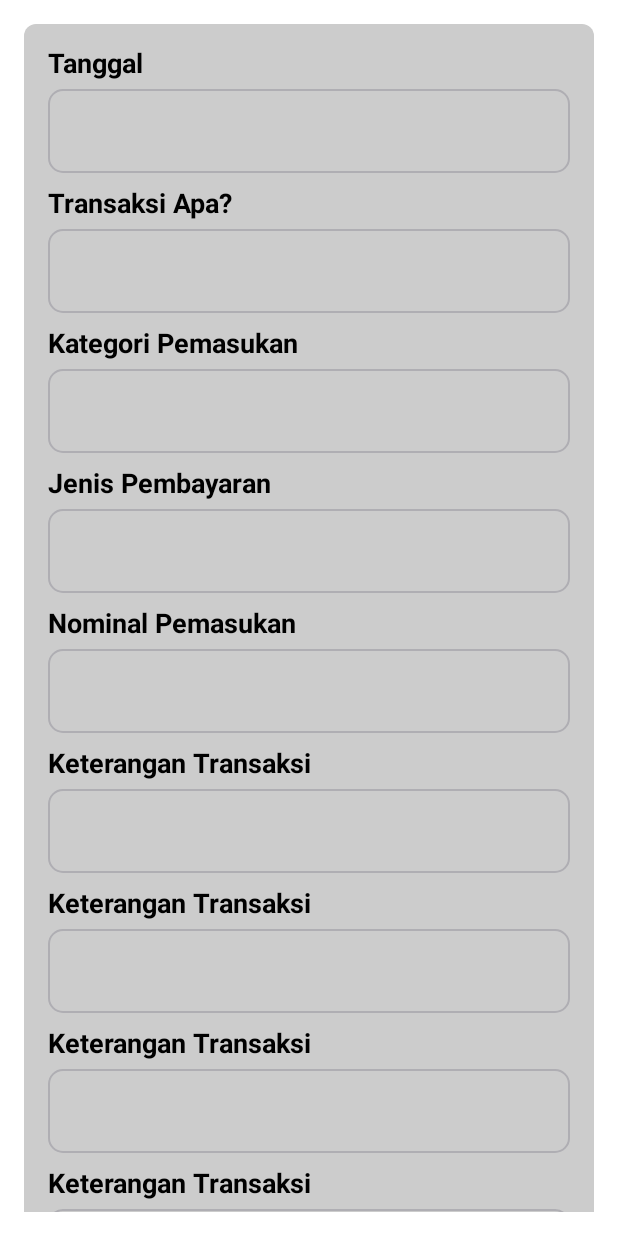
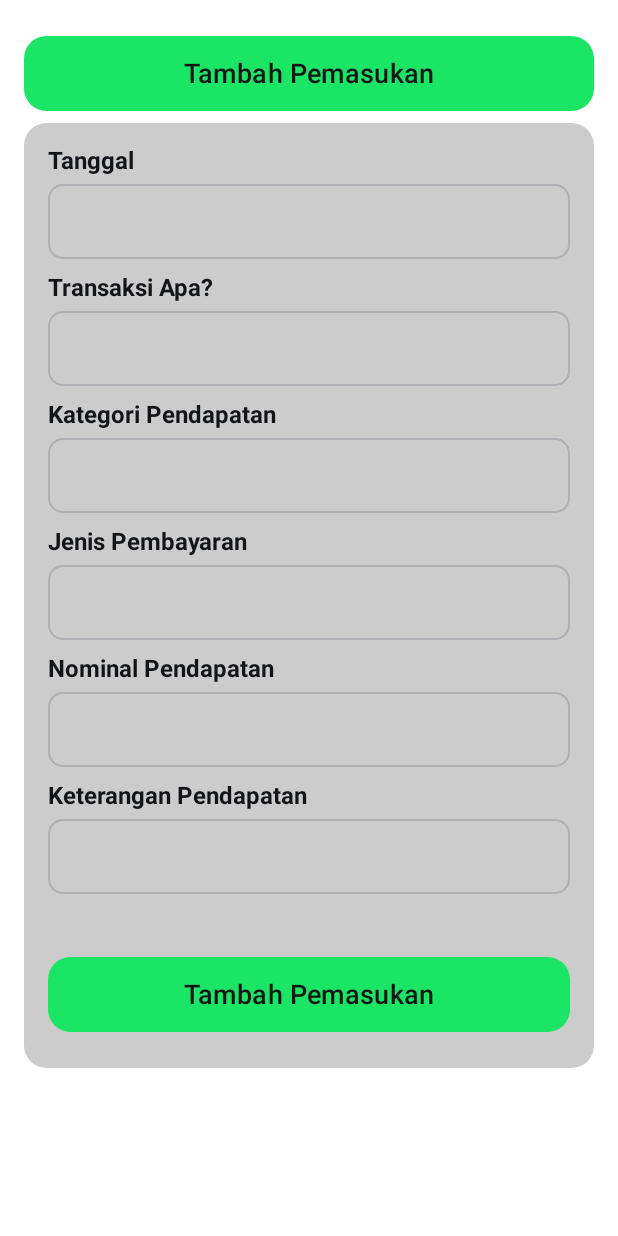
Before and after one commit to rfqagst/FinTrack, an Android app built with Jetpack Compose: the @Preview function PreviewTambahPemasukanScreen, on a phone screen of 412 x 824 dp. Run offline under Robolectric (Android 15) with nearby library versions, the phone set to English and light mode, and no system bars.

Commit message:
Update Pengeluaran/Pemasukan

```diff
--- a/app/src/main/java/com/example/fintrack/ui/components/TextField.kt
+++ b/app/src/main/java/com/example/fintrack/ui/components/TextField.kt
@@ -1,5 +1,7 @@
 package com.example.fintrack.ui.components
 
+import android.os.Build
+import androidx.annotation.RequiresApi
 import androidx.compose.foundation.layout.Column
 import androidx.compose.foundation.layout.Spacer
 import androidx.compose.foundation.layout.fillMaxSize
@@ -22,6 +24,7 @@ import androidx.compose.runtime.setValue
 import androidx.compose.ui.Modifier
 import androidx.compose.ui.graphics.Color
 import androidx.compose.ui.res.painterResource
+import androidx.compose.ui.text.TextStyle
 import androidx.compose.ui.text.font.FontWeight
 import androidx.compose.ui.text.input.PasswordVisualTransformation
 import androidx.compose.ui.text.input.VisualTransformation
@@ -30,33 +33,39 @@ import androidx.compose.ui.unit.dp
 import androidx.compose.ui.unit.sp
 import com.example.fintrack.R
 
+
+@RequiresApi(Build.VERSION_CODES.O)
 @Composable
 fun NormalTextField(
     text: String,
 ) {
-    Column(
-        modifier = Modifier.fillMaxWidth()
-    ) {
+    Column() {
         var normalText by rememberSaveable {
             mutableStateOf("")
         }
-        Text(text = text, fontSize = 18.sp, fontWeight = FontWeight.Bold)
+        Text(text = text, style = TextStyle(
+            fontSize = 16.sp,
+            fontWeight = FontWeight(700),
+            color = Color(0xFF121417),
+
+            ))
         Spacer(modifier = Modifier.height(6.dp))
         OutlinedTextField(
-
+            modifier = Modifier
+                .fillMaxWidth()
+                .height(50.dp)
+            ,
             value = normalText,
             onValueChange = {
                 normalText = it
             },
-            modifier = Modifier
-                .fillMaxWidth()
-                .wrapContentHeight()
-            ,
+
             colors = OutlinedTextFieldDefaults.colors(
                 focusedBorderColor = Color(0xFF1BE063),
                 unfocusedBorderColor = Color(0xFFAFAEB3),
             ),
-            shape = RoundedCornerShape(10.dp)
+            textStyle = TextStyle(fontSize = 16.sp, fontWeight = FontWeight(400)),
+            shape = RoundedCornerShape(10.dp),
         )
         Spacer(modifier = Modifier.height(10.dp))
     }
--- a/app/src/main/java/com/example/fintrack/ui/navigation/BottomNavGraph.kt
+++ b/app/src/main/java/com/example/fintrack/ui/navigation/BottomNavGraph.kt
@@ -1,5 +1,7 @@
 package com.example.fintrack.ui.navigation
 
+import android.os.Build
+import androidx.annotation.RequiresApi
 import androidx.compose.runtime.Composable
 import androidx.compose.ui.Modifier
 import androidx.navigation.NavHostController
@@ -12,6 +14,7 @@ import com.example.fintrack.ui.screen.riwayat.RiwayatPengeluaranScreen
 import com.example.fintrack.ui.screen.tabungan.ListTabunganScreen
 
 
+@RequiresApi(Build.VERSION_CODES.O)
 @Composable
 fun BottomNavGraph(navController: NavHostController,modifier: Modifier) {
     NavHost(navController = navController, startDestination = BottomBarScreen.Home.route) {
--- a/app/src/main/java/com/example/fintrack/ui/screen/pencatatan/TambahPemasukanScreen.kt
+++ b/app/src/main/java/com/example/fintrack/ui/screen/pencatatan/TambahPemasukanScreen.kt
@@ -1,5 +1,7 @@
 package com.example.fintrack.ui.screen.pencatatan
 
+import android.os.Build
+import androidx.annotation.RequiresApi
 import androidx.compose.foundation.background
 import androidx.compose.foundation.layout.Box
 import androidx.compose.foundation.layout.Column
@@ -20,41 +22,42 @@ import androidx.compose.ui.unit.dp
 import com.example.fintrack.ui.components.ButtonUtama
 import com.example.fintrack.ui.components.NormalTextField
 
+@RequiresApi(Build.VERSION_CODES.O)
 @Composable
 fun TambahPemasukanScreen() {
 
     Column(
         modifier = Modifier
-            .fillMaxSize()
             .padding(16.dp)
-            .verticalScroll(rememberScrollState()) // Mengaktifkan scrolling
     ) {
+        ButtonUtama(onClick = { /*TODO*/ }, text = "Tambah Pemasukan")
+
         Box(
             modifier = Modifier
-                .fillMaxWidth()
-                .clip(RoundedCornerShape(8.dp))
-                .background(Color.LightGray)
+                .clip(RoundedCornerShape(15.dp))
+                .background(color = Color.LightGray)
+
         ) {
             Column(
-                modifier = Modifier
-                    .padding(16.dp)
-                    .fillMaxWidth()
-            ) {
+                modifier = Modifier.verticalScroll(rememberScrollState()).padding(16.dp),
+
+                ) {
                 NormalTextField(text = "Tanggal")
                 NormalTextField(text = "Transaksi Apa?")
-                NormalTextField(text = "Kategori Pemasukan")
+                NormalTextField(text = "Kategori Pendapatan")
                 NormalTextField(text = "Jenis Pembayaran")
-                NormalTextField(text = "Nominal Pemasukan")
-                NormalTextField(text = "Keterangan Transaksi")
-                NormalTextField(text = "Keterangan Transaksi")
-                NormalTextField(text = "Keterangan Transaksi")
-                NormalTextField(text = "Keterangan Transaksi")
+                NormalTextField(text = "Nominal Pendapatan")
+                NormalTextField(text = "Keterangan Pendapatan")
+                Spacer(modifier = Modifier.height(24.dp))
                 ButtonUtama(onClick = { /*TODO*/ }, text = "Tambah Pemasukan")
+
             }
         }
+        Spacer(modifier = Modifier.height(54.dp))
     }
 }
 
+@RequiresApi(Build.VERSION_CODES.O)
 @Composable
 @Preview(showBackground = true)
 fun PreviewTambahPemasukanScreen() {
```
Also changed, not shown: app/src/main/java/com/example/fintrack/MainActivity.kt (+6 -1 lines), app/src/main/java/com/example/fintrack/ui/screen/pencatatan/TambahPengeluaranScreen.kt (+20 -10 lines).
